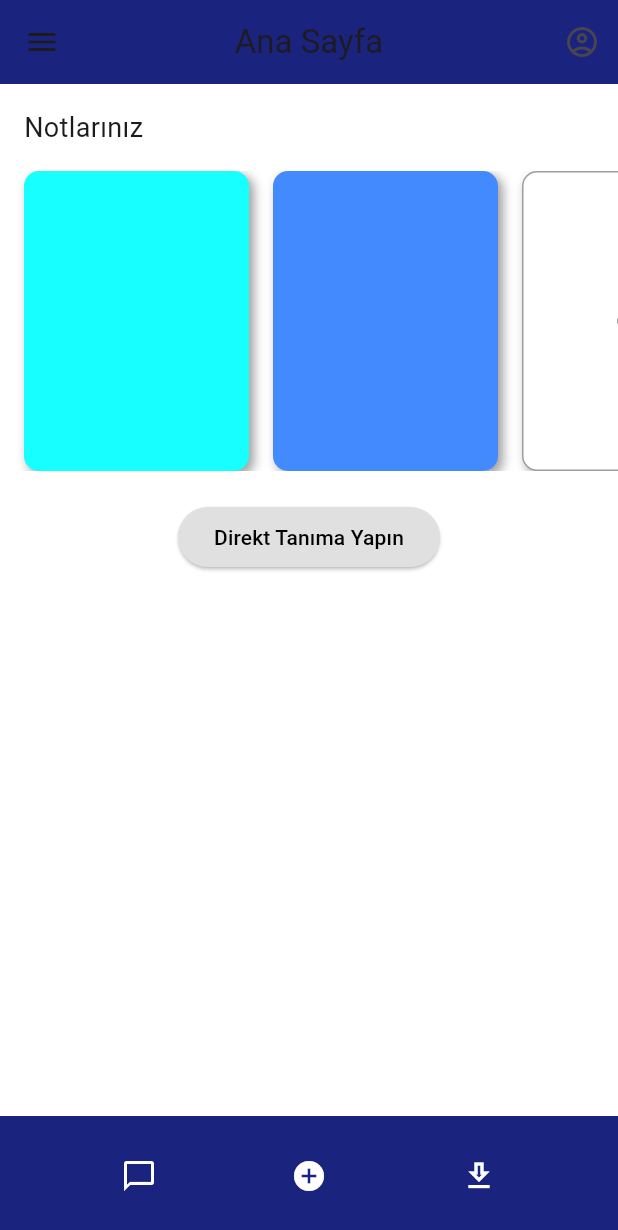
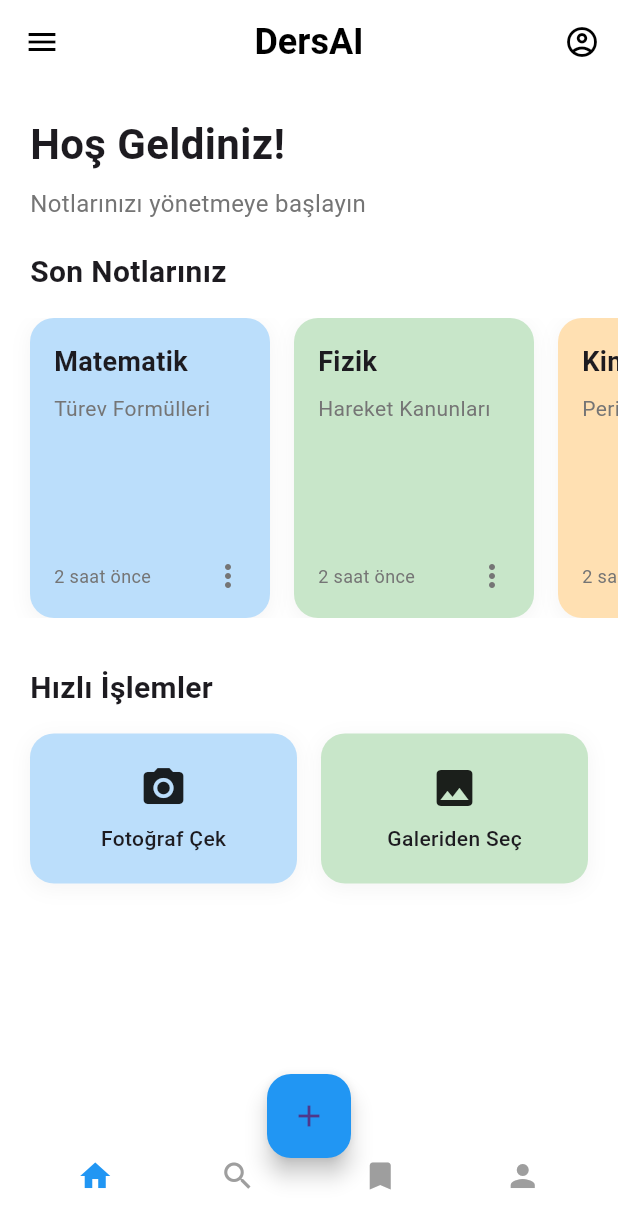
Before and after one commit to EmreBHCC/DersAI, a Flutter app: the HomeScreen screen opened by its route, on a phone screen of 412 x 824 dp. Shown: the top 1230 px of the screen. Run offline on Flutter 3.47's test engine with Material 3 defaults, Android fonts, the phone set to English and light mode, and no system bars; our stand-ins replace firebase_auth, firebase_core; accounts and stored records are empty.

Commit message:
ana sayfa fıgma denemelerı

```diff
--- a/lib/home_screen.dart
+++ b/lib/home_screen.dart
@@ -6,77 +6,192 @@ class HomeScreen extends StatelessWidget {
     return Scaffold(
       backgroundColor: Colors.white,
       appBar: AppBar(
-        backgroundColor: Colors.indigo[900],
-        title: Text("Ana Sayfa"),
+        backgroundColor: Colors.white,
+        elevation: 0,
+        title: Text("DersAI",
+          style: TextStyle(
+            color: Colors.black,
+            fontSize: 24,
+            fontWeight: FontWeight.bold,
+          ),
+        ),
         centerTitle: true,
-        leading: Icon(Icons.menu),
+        leading: Icon(Icons.menu, color: Colors.black),
         actions: [
           IconButton(
-            icon: Icon(Icons.account_circle_outlined),
+            icon: Icon(Icons.account_circle_outlined, color: Colors.black),
             onPressed: () {},
           )
         ],
       ),
-      body: Column(
+      body: SingleChildScrollView(
+        child: Column(
+          crossAxisAlignment: CrossAxisAlignment.start,
           children: [
             Padding(
-            padding: const EdgeInsets.all(16.0),
-            child: Align(
-              alignment: Alignment.centerLeft,
-              child: Text("Notlarınız", style: TextStyle(fontSize: 18)),
+              padding: const EdgeInsets.all(20.0),
+              child: Column(
+                crossAxisAlignment: CrossAxisAlignment.start,
+                children: [
+                  Text(
+                    "Hoş Geldiniz!",
+                    style: TextStyle(
+                      fontSize: 28,
+                      fontWeight: FontWeight.bold,
                     ),
                   ),
+                  SizedBox(height: 8),
+                  Text(
+                    "Notlarınızı yönetmeye başlayın",
+                    style: TextStyle(
+                      fontSize: 16,
+                      color: Colors.grey[600],
+                    ),
+                  ),
+                ],
+              ),
+            ),
+            Padding(
+              padding: const EdgeInsets.symmetric(horizontal: 20.0),
+              child: Text(
+                "Son Notlarınız",
+                style: TextStyle(
+                  fontSize: 20,
+                  fontWeight: FontWeight.bold,
+                ),
+              ),
+            ),
+            SizedBox(height: 16),
             SizedBox(
               height: 200,
               child: ListView(
                 scrollDirection: Axis.horizontal,
+                padding: EdgeInsets.symmetric(horizontal: 20),
                 children: [
+                  noteCard(Colors.blue[100]!, "Matematik", "Türev Formülleri"),
                   SizedBox(width: 16),
-                noteCard(Colors.cyanAccent),
+                  noteCard(Colors.green[100]!, "Fizik", "Hareket Kanunları"),
                   SizedBox(width: 16),
-                noteCard(Colors.blueAccent),
+                  noteCard(Colors.orange[100]!, "Kimya", "Periyodik Tablo"),
                   SizedBox(width: 16),
                   addNoteButton(),
-                SizedBox(width: 16),
                 ],
               ),
             ),
-          SizedBox(height: 20),
-          ElevatedButton(
-            onPressed: () {
-              // Direkt tanıma işlemi
-            },
-            style: ElevatedButton.styleFrom(backgroundColor: Colors.grey[300]),
-            child: Text("Direkt Tanıma Yapın", style: TextStyle(color: Colors.black)),
+            SizedBox(height: 32),
+            Padding(
+              padding: const EdgeInsets.symmetric(horizontal: 20.0),
+              child: Text(
+                "Hızlı İşlemler",
+                style: TextStyle(
+                  fontSize: 20,
+                  fontWeight: FontWeight.bold,
+                ),
+              ),
+            ),
+            SizedBox(height: 16),
+            Padding(
+              padding: const EdgeInsets.symmetric(horizontal: 20.0),
+              child: Row(
+                children: [
+                  Expanded(
+                    child: quickActionButton(
+                      icon: Icons.camera_alt,
+                      title: "Fotoğraf Çek",
+                      color: Colors.blue[100]!,
+                    ),
+                  ),
+                  SizedBox(width: 16),
+                  Expanded(
+                    child: quickActionButton(
+                      icon: Icons.image,
+                      title: "Galeriden Seç",
+                      color: Colors.green[100]!,
+                    ),
                   ),
                 ],
               ),
+            ),
+          ],
+        ),
+      ),
       bottomNavigationBar: BottomAppBar(
         shape: CircularNotchedRectangle(),
-        color: Colors.indigo[900],
-        child: Padding(
-          padding: const EdgeInsets.symmetric(horizontal: 20.0, vertical: 10),
+        color: Colors.white,
+        child: Container(
+          height: 60,
           child: Row(
             mainAxisAlignment: MainAxisAlignment.spaceAround,
             children: [
-              Icon(Icons.chat_bubble_outline, color: Colors.white),
-              Icon(Icons.add_circle, color: Colors.white),
-              Icon(Icons.download_outlined, color: Colors.white),
+              Icon(Icons.home, color: Colors.blue),
+              Icon(Icons.search, color: Colors.grey),
+              Icon(Icons.bookmark, color: Colors.grey),
+              Icon(Icons.person, color: Colors.grey),
             ],
           ),
         ),
       ),
+      floatingActionButton: FloatingActionButton(
+        onPressed: () {},
+        backgroundColor: Colors.blue,
+        child: Icon(Icons.add),
+      ),
+      floatingActionButtonLocation: FloatingActionButtonLocation.centerDocked,
     );
   }
 
-  Widget noteCard(Color color) {
+  Widget noteCard(Color color, String title, String subtitle) {
     return Container(
-      width: 150,
+      width: 160,
       height: 200,
       decoration: BoxDecoration(
         color: color,
-        borderRadius: BorderRadius.circular(10),
-        boxShadow: [BoxShadow(color: Colors.grey, offset: Offset(3, 3), blurRadius: 5)],
+        borderRadius: BorderRadius.circular(16),
+        boxShadow: [
+          BoxShadow(
+            color: Colors.grey.withOpacity(0.1),
+            spreadRadius: 1,
+            blurRadius: 10,
+            offset: Offset(0, 3),
+          ),
+        ],
+      ),
+      child: Padding(
+        padding: const EdgeInsets.all(16.0),
+        child: Column(
+          crossAxisAlignment: CrossAxisAlignment.start,
+          children: [
+            Text(
+              title,
+              style: TextStyle(
+                fontSize: 18,
+                fontWeight: FontWeight.bold,
+              ),
+            ),
+            SizedBox(height: 8),
+            Text(
+              subtitle,
+              style: TextStyle(
+                fontSize: 14,
+                color: Colors.grey[600],
+              ),
+            ),
+            Spacer(),
+            Row(
+              mainAxisAlignment: MainAxisAlignment.spaceBetween,
+              children: [
+                Text(
+                  "2 saat önce",
+                  style: TextStyle(
+                    fontSize: 12,
+                    color: Colors.grey[600],
+                  ),
+                ),
+                Icon(Icons.more_vert, color: Colors.grey[600]),
+              ],
+            ),
+          ],
+        ),
       ),
     );
   }
@@ -87,18 +202,74 @@ class HomeScreen extends StatelessWidget {
         // Yeni not oluşturma işlemi
       },
       child: Container(
-        width: 150,
+        width: 160,
         height: 200,
         decoration: BoxDecoration(
           color: Colors.white,
-          borderRadius: BorderRadius.circular(10),
-          border: Border.all(color: Colors.grey),
-          boxShadow: [BoxShadow(color: Colors.grey, offset: Offset(3, 3), blurRadius: 5)],
+          borderRadius: BorderRadius.circular(16),
+          border: Border.all(color: Colors.grey[300]!),
+          boxShadow: [
+            BoxShadow(
+              color: Colors.grey.withOpacity(0.1),
+              spreadRadius: 1,
+              blurRadius: 10,
+              offset: Offset(0, 3),
+            ),
+          ],
         ),
         child: Center(
-          child: Icon(Icons.add, size: 40, color: Colors.grey),
+          child: Column(
+            mainAxisAlignment: MainAxisAlignment.center,
+            children: [
+              Icon(Icons.add_circle_outline, size: 40, color: Colors.grey[400]),
+              SizedBox(height: 8),
+              Text(
+                "Yeni Not",
+                style: TextStyle(
+                  color: Colors.grey[600],
+                  fontSize: 16,
+                ),
+              ),
+            ],
+          ),
         ),
       ),
     );
   }
+
+  Widget quickActionButton({
+    required IconData icon,
+    required String title,
+    required Color color,
+  }) {
+    return Container(
+      height: 100,
+      decoration: BoxDecoration(
+        color: color,
+        borderRadius: BorderRadius.circular(16),
+        boxShadow: [
+          BoxShadow(
+            color: Colors.grey.withOpacity(0.1),
+            spreadRadius: 1,
+            blurRadius: 10,
+            offset: Offset(0, 3),
+          ),
+        ],
+      ),
+      child: Column(
+        mainAxisAlignment: MainAxisAlignment.center,
+        children: [
+          Icon(icon, size: 32, color: Colors.black87),
+          SizedBox(height: 8),
+          Text(
+            title,
+            style: TextStyle(
+              fontSize: 14,
+              fontWeight: FontWeight.w500,
+            ),
+          ),
+        ],
+      ),
+    );
   }
+}
```
Lines whose indentation alone changed are shown as unchanged.
